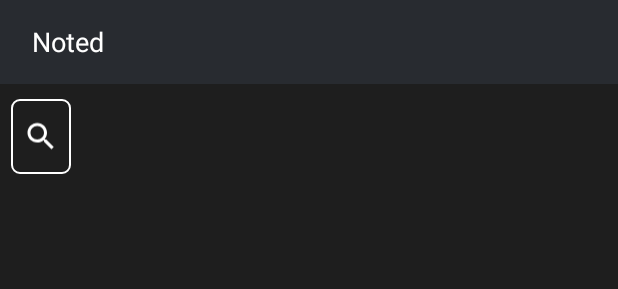
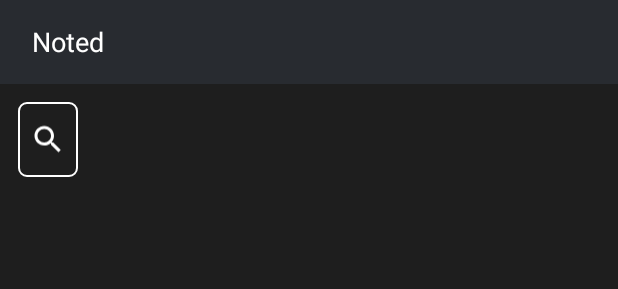
Before and after one commit to Anuram-M/Instant_notes_repo, an Android app: the layout activity_main.xml on its own in the app's theme, with its tools: preview values and no code run, on a phone screen of 412 x 824 dp. Shown: the top 289 px of the screen. Run offline under Robolectric (Android 15) with nearby library versions, the phone set to English and light mode, and no system bars.

Commit message:
Revert "instant notes v1.1"
This reverts commit 8a0aa70a1081b61b18795dc297e8996eea525a50.

without noticing that commit is reverted to previous and added a commit that does not have the changes mentioned :)

the changes are amended in this commit
Added a searchbox that filter the notes by typing its name

small changes in UI

added google recaptcha verification(still needs some UI changes)

```diff
--- a/app/build.gradle
+++ b/app/build.gradle
@@ -12,7 +12,7 @@ android {
         minSdk 21
         targetSdk 32
         versionCode 2
-        versionName "1.1"
+        versionName "1.11"
 
         testInstrumentationRunner "androidx.test.runner.AndroidJUnitRunner"
     }
@@ -45,8 +45,8 @@ dependencies {
 
     implementation 'com.firebaseui:firebase-ui-firestore:8.0.2'
     implementation 'com.google.firebase:firebase-firestore:24.4.1'
+    implementation 'com.android.volley:volley:1.2.1'
     implementation 'com.google.android.gms:play-services-safetynet:18.0.1'
-    implementation 'com.android.volley:volley:1.2.1'
     //implementation 'com.google.firebase:firebase-database:20.1.0'
 
 
--- a/app/src/main/AndroidManifest.xml
+++ b/app/src/main/AndroidManifest.xml
@@ -1,8 +1,8 @@
 <?xml version="1.0" encoding="utf-8"?>
 <manifest xmlns:android="http://schemas.android.com/apk/res/android"
     xmlns:tools="http://schemas.android.com/tools">
+    <uses-permission android:name="android.permission.INTERNET"/>
 
-    <uses-permission android:name="android.permission.INTERNET"/>
     <application
         android:allowBackup="true"
         android:dataExtractionRules="@xml/data_extraction_rules"
--- a/app/src/main/java/com/anuram/instant/notes/Signin_activity.java
+++ b/app/src/main/java/com/anuram/instant/notes/Signin_activity.java
@@ -46,8 +46,6 @@ public class Signin_activity extends AppCompatActivity
         signin_btn=findViewById(R.id.signin_btnid);
         signup_btn=findViewById(R.id.signup_btnid);
         forgot_password=findViewById(R.id.forgotpassword_id);
-
-
 
         checkBox=findViewById(R.id.show_passwordid);
         checkBox.setOnCheckedChangeListener(new CompoundButton.OnCheckedChangeListener() {
--- a/app/src/main/res/drawable/ic_empty_24.xml
+++ /dev/null
@@ -1,5 +0,0 @@
-<vector android:height="24dp" android:tint="#000000"
-    android:viewportHeight="24" android:viewportWidth="24"
-    android:width="24dp" xmlns:android="http://schemas.android.com/apk/res/android">
-    <path android:fillColor="@android:color/white" android:pathData="M12,2C6.48,2 2,6.48 2,12s4.48,10 10,10 10,-4.48 10,-10S17.52,2 12,2zM13,17h-2v-2h2v2zM13,13h-2L11,7h2v6z"/>
-</vector>
--- a/app/src/main/res/drawable/outline.xml
+++ b/app/src/main/res/drawable/outline.xml
@@ -2,14 +2,10 @@
 <selector xmlns:android="http://schemas.android.com/apk/res/android">
 
     <item>
-        <shape android:shape="rectangle"
-            android:innerRadius="40dp"
-               >
+        <shape android:shape="rectangle">
+            <corners android:radius="5dp"/>
             <stroke android:width="1dp"
-
-                    android:color="@color/white"/>
-            <corners android:radius="5dp"/>
-
+                android:color="@color/white"/>
         </shape>
     </item>
 
--- a/app/src/main/res/layout/activity_forgotpassword.xml
+++ b/app/src/main/res/layout/activity_forgotpassword.xml
@@ -36,7 +36,6 @@
         android:hint="email"
         android:textSize="20sp"
         android:textColor="@color/notecolor"
-        android:textColorHint="@color/grey_with_blue_hue"
         android:layout_below="@id/reference_layout3id"
         android:layout_marginTop="10dp"
         android:layout_marginHorizontal="10dp"
--- a/app/src/main/res/layout/activity_main.xml
+++ b/app/src/main/res/layout/activity_main.xml
@@ -8,46 +8,41 @@
     android:orientation="vertical"
     android:background="#1E1E1E">
 
-
-
     <include
         layout="@layout/toolbar_layout"
+        />
 
-        />
     <LinearLayout
         android:layout_width="match_parent"
         android:layout_height="wrap_content"
-        android:layout_marginVertical="10dp"
-        android:layout_marginHorizontal="7dp"
-
-        android:paddingRight="5dp"
-        android:id="@+id/searchbox_layout_id"
         android:orientation="horizontal"
+        android:layout_margin="12dp"
+        android:id="@+id/searchboc_layoutid"
         >
         <ImageView
             android:layout_width="40dp"
             android:layout_height="50dp"
+            android:padding="8dp"
+            android:id="@+id/search_imageid"
             android:src="@drawable/ic_baseline_search_24"
             android:background="@drawable/outline"
-            android:id="@+id/searchimageid"
-            android:padding="8dp"/>
+            />
         <EditText
             android:layout_width="wrap_content"
-            android:layout_height="50dp"
+            android:layout_height="match_parent"
+            android:id="@+id/searchboc_id"
+            android:visibility="invisible"
             android:layout_weight="1"
-            android:visibility="gone"
-
-            android:id="@+id/searchtextid"
-
-            />
+            android:textColorHint="#858586"
+            android:textColor="@color/white"
+            android:hint="enter title here"/>
         <ImageView
             android:layout_width="40dp"
-            android:layout_height="match_parent"
+            android:layout_height="50dp"
+            android:padding="8dp"
+            android:visibility="invisible"
+            android:id="@+id/close_imageid"
             android:src="@drawable/ic_baseline_close_24"
-            android:visibility="gone"
-            android:id="@+id/close_imageid"
-            android:padding="8dp"
-
             />
     </LinearLayout>
 
@@ -55,16 +50,11 @@
         android:layout_width="match_parent"
         android:layout_height="match_parent"
         >
-
-
-
-
         <androidx.recyclerview.widget.RecyclerView
             android:layout_width="match_parent"
             android:layout_height="wrap_content"
             android:id="@+id/recycler_main_id"
-            android:layout_margin="2dp"
-
+            android:layout_margin="8dp"
             />
 
         <LinearLayout
--- a/app/src/main/res/layout/activity_signin.xml
+++ b/app/src/main/res/layout/activity_signin.xml
@@ -37,7 +37,6 @@
         android:hint="email"
         android:textSize="20sp"
         android:textColor="@color/notecolor"
-        android:textColorHint="@color/grey_with_blue_hue"
         android:layout_below="@id/reference_layoutid"
         android:layout_marginTop="10dp"
         android:layout_marginHorizontal="10dp"
@@ -52,7 +51,6 @@
         android:hint="password"
         android:textSize="20sp"
         android:textColor="@color/notecolor"
-        android:textColorHint="@color/grey_with_blue_hue"
         android:layout_below="@id/signin_mail_id"
         android:layout_marginTop="10dp"
         android:layout_marginHorizontal="10dp"
--- a/app/src/main/res/layout/note_layout.xml
+++ b/app/src/main/res/layout/note_layout.xml
@@ -5,7 +5,7 @@
     xmlns:app="http://schemas.android.com/apk/res-auto"
     android:layout_margin="5dp"
     app:cardElevation="4dp"
-    app:cardCornerRadius="3dp"
+    app:cardCornerRadius="5dp"
 
     >
 
```
Also changed, not shown: app/src/main/java/com/anuram/instant/notes/MainActivity.java (+35 -74 lines), app/src/main/java/com/anuram/instant/notes/Signup_activity.java (+104 -1 lines), app/src/main/res/layout/activity_signup.xml (+18 -5 lines).
